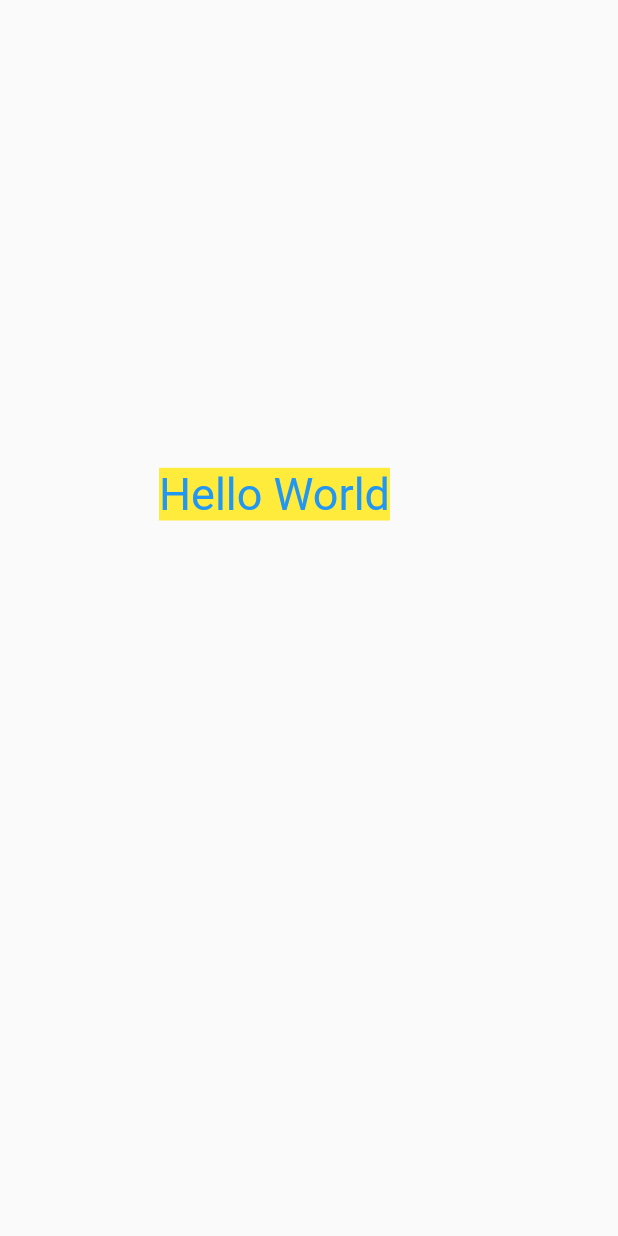
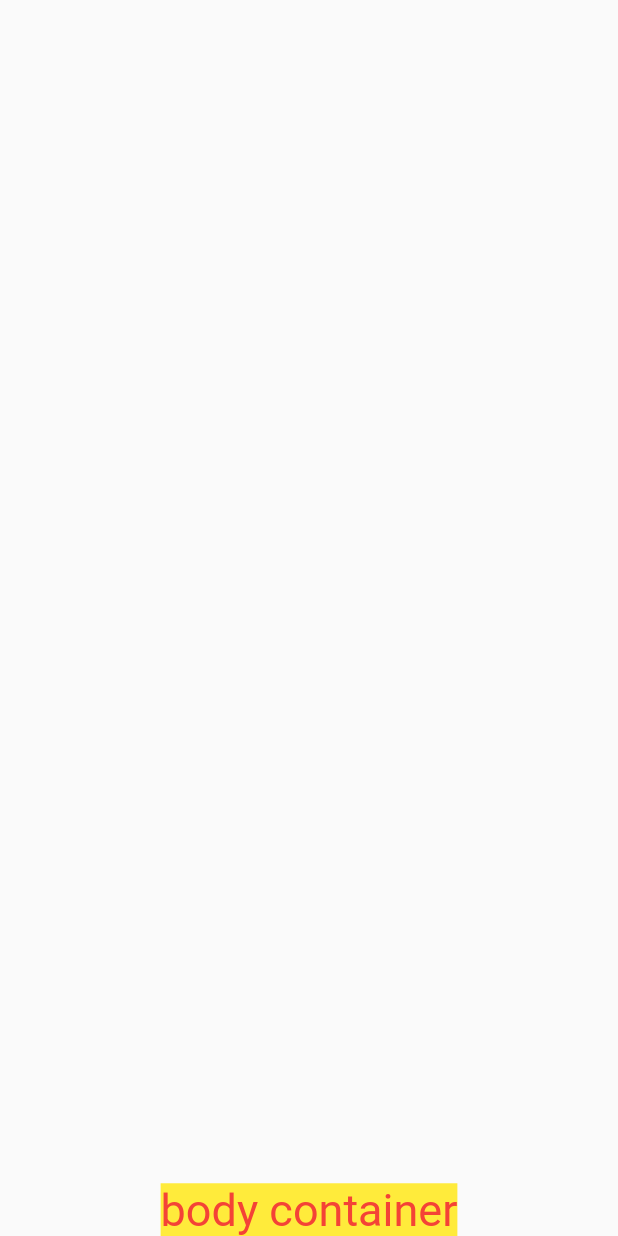
Before and after one commit to YYxDeveloper/first_flutter, a Flutter app: the screen it shows after launch, on a phone screen of 412 x 824 dp. Run offline on Flutter 3.47's test engine with Material 2 defaults, Android fonts, the light colour scheme and no system bars.

Commit message:
cleaner container
# Conflicts:
#	lib/main.dart

```diff
--- a/lib/main.dart
+++ b/lib/main.dart
@@ -10,25 +10,12 @@ class MyApp extends StatelessWidget {
   // This widget is the root of your application.
   @override
   Widget build(BuildContext context) {
-    return const MaterialApp(
+    return MaterialApp(
       home: Scaffold(
-        // appBar: AppBar(
-        //   title: const Text('Flutter Demo'),
-        // ),
-        body: Center(
-          child: SizedBox(
-            width: 200,
-            height: 200,
-            child: Text(
-              'Hello World',
-              style: TextStyle(
-                fontSize: 30,
-                color: Colors.blue,
-                backgroundColor: Colors.yellow,
-              ),
-            ),
-          ),
-        )
+        body: Container(
+          alignment: Alignment.bottomCenter,
+          child: const Text("body container",style: TextStyle(color: Colors.red, fontSize: 30,backgroundColor: Colors.yellow),),
+        ),
       ),
     );
   }
```
